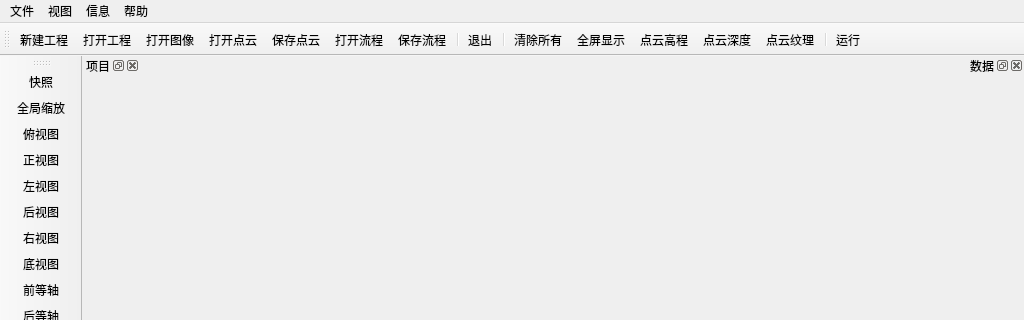
The window that CG_3DToolKit_Slicer/mainwindow.ui (tingzhehong/CG_3DToolKit_Slicer) describes before a commit, drawn with Qt 5; both pictures show x 0 to 1024 and y 0 to 320 of the 1024 by 768 pixel window.
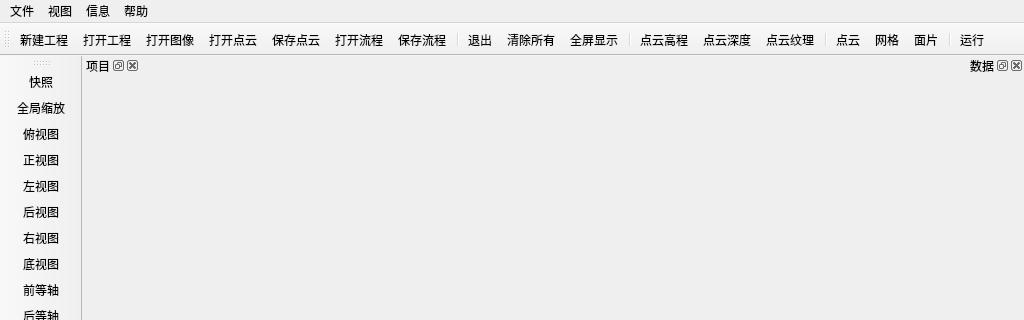
The same window after the commit. Icons and pictures are not drawn.

The edit to the form file:
```diff
--- a/CG_3DToolKit_Slicer/mainwindow.ui
+++ b/CG_3DToolKit_Slicer/mainwindow.ui
@@ -103,13 +103,17 @@
    <addaction name="action_save_Flow"/>
    <addaction name="separator"/>
    <addaction name="action_exit"/>
-   <addaction name="separator"/>
    <addaction name="action_ClearAll"/>
    <addaction name="action_FullScreen"/>
+   <addaction name="separator"/>
    <addaction name="action_Elevation"/>
    <addaction name="action_Depth"/>
    <addaction name="action_Intensity"/>
    <addaction name="separator"/>
+   <addaction name="action_Points"/>
+   <addaction name="action_Wire"/>
+   <addaction name="action_Surface"/>
+   <addaction name="separator"/>
    <addaction name="action_trigger"/>
   </widget>
   <widget class="QDockWidget" name="dock_project">
@@ -599,6 +603,42 @@
     <string>打开流程</string>
    </property>
   </action>
+  <action name="action_Points">
+   <property name="icon">
+    <iconset resource="icon.qrc">
+     <normaloff>:/res/icon/LABpoints.png</normaloff>:/res/icon/LABpoints.png</iconset>
+   </property>
+   <property name="text">
+    <string>点云</string>
+   </property>
+   <property name="toolTip">
+    <string>点云</string>
+   </property>
+  </action>
+  <action name="action_Wire">
+   <property name="icon">
+    <iconset resource="icon.qrc">
+     <normaloff>:/res/icon/LABwire.png</normaloff>:/res/icon/LABwire.png</iconset>
+   </property>
+   <property name="text">
+    <string>网格</string>
+   </property>
+   <property name="toolTip">
+    <string>网格</string>
+   </property>
+  </action>
+  <action name="action_Surface">
+   <property name="icon">
+    <iconset resource="icon.qrc">
+     <normaloff>:/res/icon/LABsmooth.png</normaloff>:/res/icon/LABsmooth.png</iconset>
+   </property>
+   <property name="text">
+    <string>面片</string>
+   </property>
+   <property name="toolTip">
+    <string>面片</string>
+   </property>
+  </action>
  </widget>
  <resources>
   <include location="icon.qrc"/>
```
